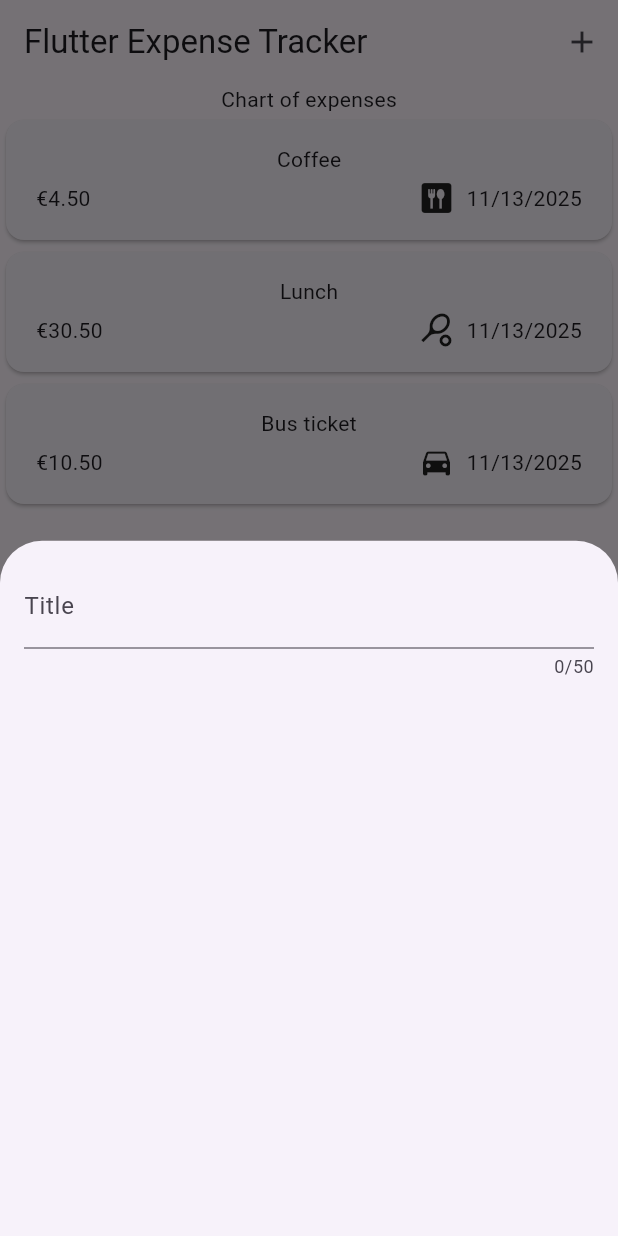
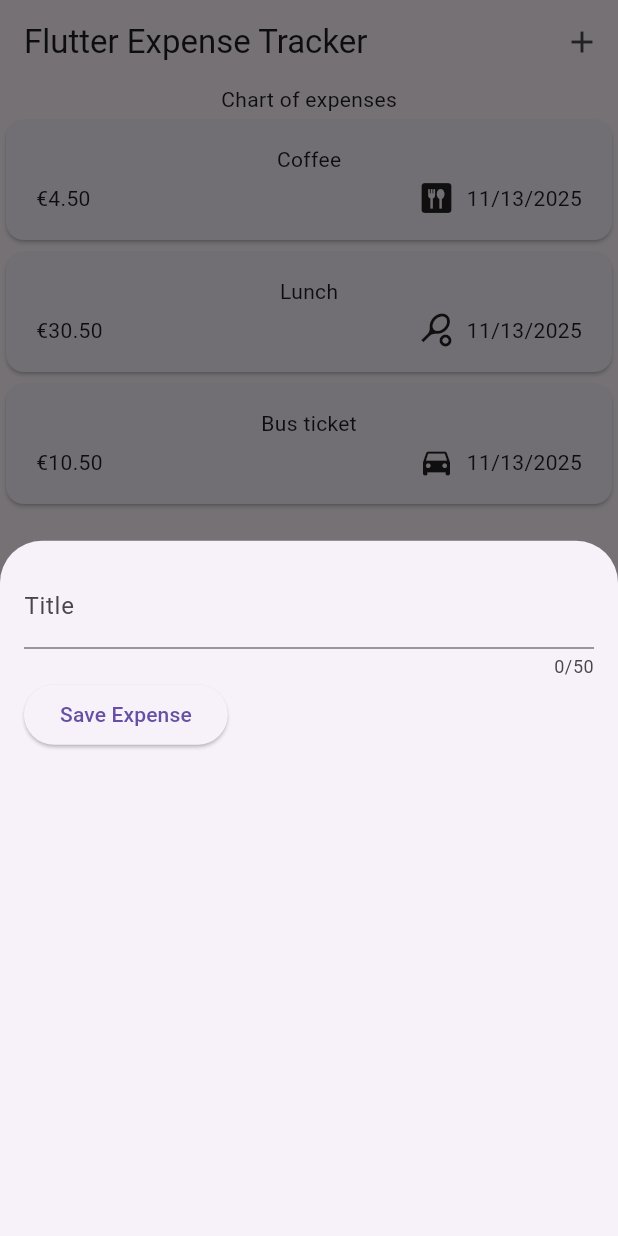
Before and after one commit to niamh-d/flutter_expense_tracker, a Flutter app: the screen it shows after launch, after a tap on the "add" icon, on a phone screen of 412 x 824 dp. Run offline on Flutter 3.47's test engine with Material 3 defaults, Android fonts, the phone set to English and light mode, and no system bars.

Commit message:
capturing entered new expense title

```diff
--- a/lib/widgets/new_expense.dart
+++ b/lib/widgets/new_expense.dart
@@ -8,6 +8,14 @@ class NewExpense extends StatefulWidget {
 }
 
 class _NewExpenseState extends State<NewExpense> {
+  final _titleController = TextEditingController();
+
+  @override
+  void dispose() {
+    _titleController.dispose();
+    super.dispose();
+  }
+
   @override
   Widget build(BuildContext context) {
     return Padding(
@@ -15,8 +23,17 @@ class _NewExpenseState extends State<NewExpense> {
       child: Column(
         children: [
           TextField(
+            controller: _titleController,
             maxLength: 50,
             decoration: const InputDecoration(label: Text('Title')),
+          ),
+          Row(
+            children: [
+              ElevatedButton(
+                onPressed: () => print(_titleController.text),
+                child: const Text('Save Expense'),
+              ),
+            ],
           ),
         ],
       ),
```
